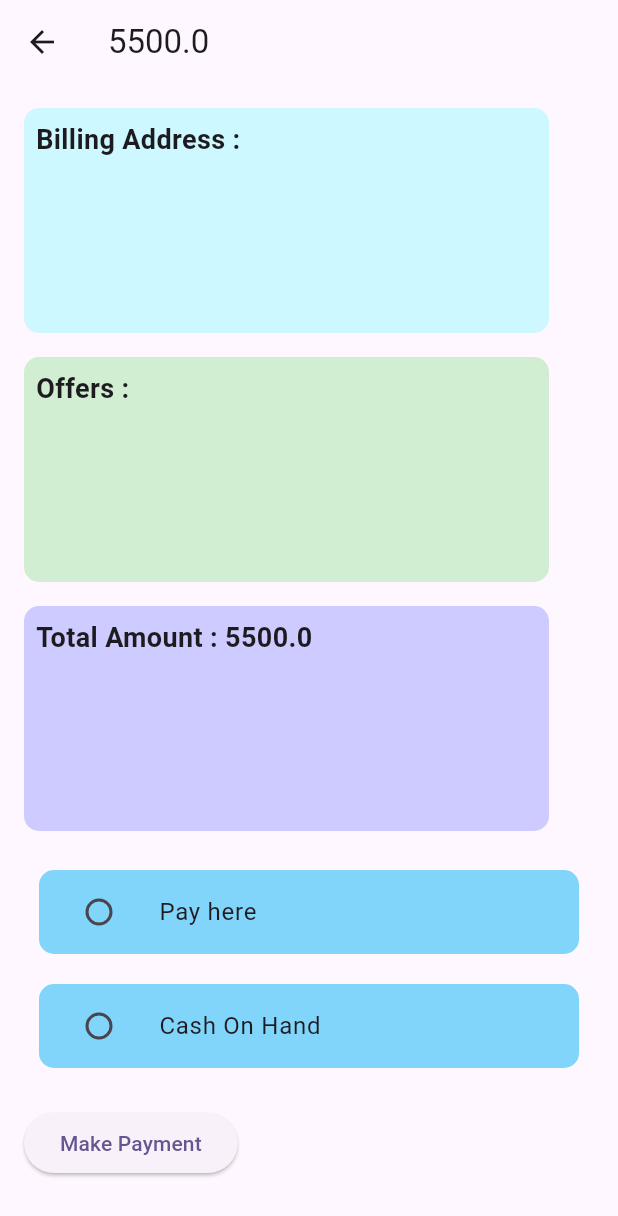
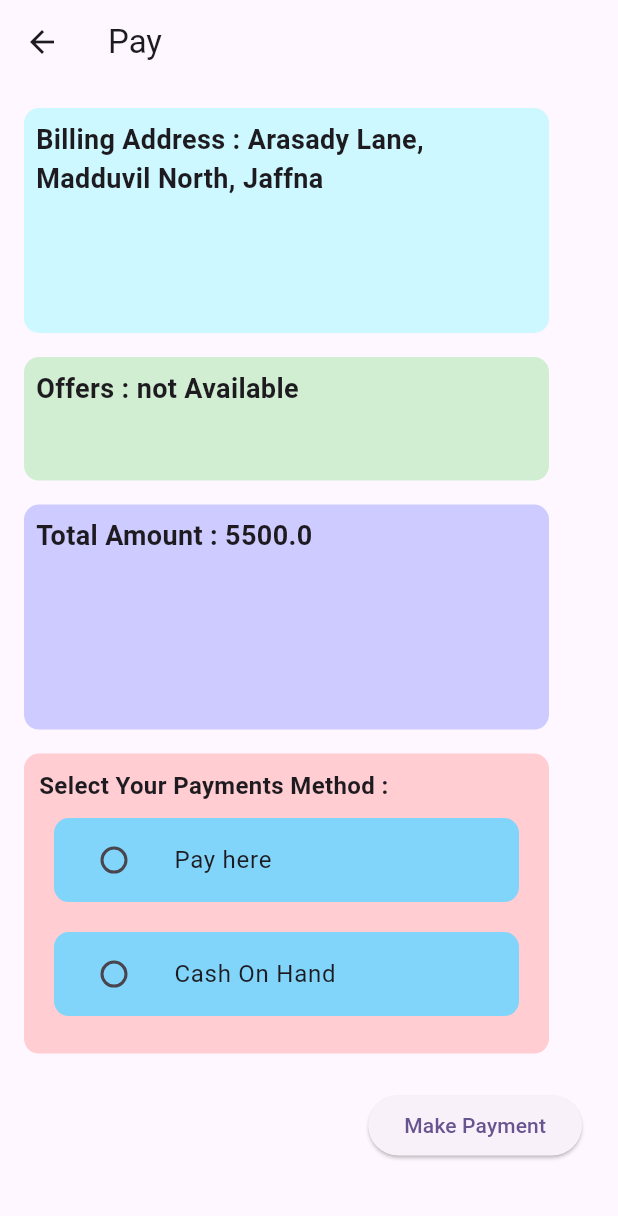
Before and after one commit to CampbellDecor/CampbellDecor, a Flutter app: the CheckOutScreen screen opened directly, after a tap on "Pay", on a phone screen of 412 x 824 dp. Shown: the top 1216 px of the screen. Run offline on Flutter 3.47's test engine with Material 2 defaults, Android fonts, the phone set to English and light mode, and no system bars; our stand-ins replace cloud_firestore, firebase_auth, firebase_core, firebase_database, table_calendar; accounts and stored records are empty.

Commit message:
after join organization

```diff
--- a/lib/main.dart
+++ b/lib/main.dart
@@ -1,7 +1,3 @@
-import 'package:campbelldecor/resources/loader.dart';
-import 'package:campbelldecor/screens/bookingscreen.dart';
-import 'package:campbelldecor/screens/cartscreen.dart';
-import 'package:campbelldecor/screens/eventScreen/religion.dart';
 import 'package:campbelldecor/screens/usercredential/signinscreen.dart';
 import 'package:firebase_core/firebase_core.dart';
 import 'package:flutter/material.dart';
@@ -28,7 +24,7 @@ class MyApp extends StatelessWidget {
         colorScheme: ColorScheme.fromSeed(seedColor: Colors.deepPurple),
         useMaterial3: true,
       ),
-      home: ReligionSelectScreen(),
+      home: SignInScreen(),
     );
   }
 }
--- a/lib/screens/checkoutscreen.dart
+++ b/lib/screens/checkoutscreen.dart
@@ -29,7 +29,11 @@ class _CheckOutScreenState extends State<CheckOutScreen> {
             const SizedBox(
               height: 10,
             ),
-            reuseContainerList("assets/images/logo2.png", 100, 100, "Birthday"),
+            // reuseContainerList("assets/images/logo2.png", 100, 100, "Birthday"),
+            const SizedBox(
+              height: 120,
+            ),
+
             reusePaymentContainer(5000, context, () {})
           ],
         ),
--- a/lib/screens/dateview.dart
+++ b/lib/screens/dateview.dart
@@ -22,7 +22,7 @@ Future<Set<DateTime>> getDatesFromFirestore(dynamic dates) async {
 
 class _CalendarScreenState extends State<CalendarScreen> {
   CalendarFormat _calendarFormat = CalendarFormat.month;
-  DateTime _selectedDay = DateTime.now().add(Duration(days: 7));
+  DateTime? _selectedDay;
   DateTime _focusedDay = DateTime.now().add(Duration(days: 7));
   Set<DateTime> _disabledDates = Set();
 
@@ -56,7 +56,7 @@ class _CalendarScreenState extends State<CalendarScreen> {
         children: [
           Text(
             'Selected Day = ' + _focusedDay.toString().split(" ")[0],
-            style: TextStyle(fontSize: 26, color: Colors.lightGreen[900]),
+            style: TextStyle(fontSize: 20, color: Colors.lightGreen[900]),
           ),
           TableCalendar(
             calendarFormat: _calendarFormat,
--- a/lib/screens/eventscreen/eventscreen.dart
+++ b/lib/screens/eventscreen/eventscreen.dart
@@ -35,7 +35,6 @@ class EventsScreen extends StatelessWidget {
                     padding: const EdgeInsets.fromLTRB(30, 0, 30, 0.0),
                     child: Card(
                       elevation: 5,
-                      // shadowColor: Colors.black,
                       margin: const EdgeInsets.all(10),
                       color: const Color.fromARGB(50, 260, 260, 254),
                       child: Padding(
--- a/lib/screens/paymentscreen.dart
+++ b/lib/screens/paymentscreen.dart
@@ -14,7 +14,7 @@ class _PaymentScreenState extends State<PaymentScreen> {
   Widget build(BuildContext context) {
     return Scaffold(
       appBar: AppBar(
-        title: Text(widget.price.toString()),
+        title: Text('Pay'),
       ),
       body: SingleChildScrollView(
         child: Padding(
@@ -34,7 +34,7 @@ class _PaymentScreenState extends State<PaymentScreen> {
                     child: const Padding(
                       padding: EdgeInsets.all(8.0),
                       child: Text(
-                        'Billing Address : ',
+                        'Billing Address : Arasady Lane, Madduvil North, Jaffna',
                         style: TextStyle(
                             fontSize: 18, fontWeight: FontWeight.bold),
                       ),
@@ -47,7 +47,7 @@ class _PaymentScreenState extends State<PaymentScreen> {
                 children: [
                   Container(
                     width: 350,
-                    height: 150,
+                    height: MediaQuery.of(context).size.height * 0.1,
                     decoration: BoxDecoration(
                       color: Color.fromARGB(50, 26, 200, 25),
                       borderRadius: BorderRadius.circular(10),
@@ -55,7 +55,7 @@ class _PaymentScreenState extends State<PaymentScreen> {
                     child: Padding(
                       padding: EdgeInsets.all(8.0),
                       child: Text(
-                        'Offers : ',
+                        'Offers : not Available ',
                         style: TextStyle(
                             fontSize: 18, fontWeight: FontWeight.bold),
                       ),
@@ -85,6 +85,25 @@ class _PaymentScreenState extends State<PaymentScreen> {
                 ],
               ),
               const SizedBox(height: 16),
+              Container(
+                width: 350,
+                height: 200,
+                decoration: BoxDecoration(
+                  color: Colors.red[100],
+                  borderRadius: BorderRadius.circular(10),
+                ),
+                child: Padding(
+                  padding: const EdgeInsets.all(10.0),
+                  child: Column(
+                    crossAxisAlignment: CrossAxisAlignment.start,
+                    children: [
+                      Column(
+                        children: [
+                          Text('Select Your Payments Method :',
+                              style: TextStyle(
+                                  fontSize: 16, fontWeight: FontWeight.bold))
+                        ],
+                      ),
                       Container(
                         child: Padding(
                           padding: const EdgeInsets.all(10.0),
@@ -131,12 +150,24 @@ class _PaymentScreenState extends State<PaymentScreen> {
                           ),
                         ),
                       ),
+                    ],
+                  ),
+                ),
+              ),
               const SizedBox(height: 16),
-              ElevatedButton(
+              Row(
+                mainAxisAlignment: MainAxisAlignment.end,
+                children: [
+                  Padding(
+                    padding: const EdgeInsets.all(8.0),
+                    child: ElevatedButton(
                       onPressed: () {
                         // Add payment processing logic here
                       },
                       child: const Text('Make Payment'),
+                    ),
+                  ),
+                ],
               ),
             ],
           ),
--- a/lib/screens/usercredential/signinscreen.dart
+++ b/lib/screens/usercredential/signinscreen.dart
@@ -1,7 +1,7 @@
 import 'package:campbelldecor/reusable_widgets/reusable_methods.dart';
 import 'package:campbelldecor/reusable_widgets/reusable_widgets.dart';
+import 'package:campbelldecor/screens/dateview.dart';
 import 'package:campbelldecor/screens/eventScreen/eventscreen.dart';
-import 'package:campbelldecor/screens/usercredential/resetpassword.dart';
 import 'package:campbelldecor/screens/usercredential/signupscreen.dart';
 import 'package:campbelldecor/utils/color_util.dart';
 import 'package:firebase_auth/firebase_auth.dart';
@@ -37,7 +37,7 @@ class _SignInScreenState extends State<SignInScreen> {
                 20, MediaQuery.of(context).size.height * 0.1, 20, 0),
             child: Column(
               children: <Widget>[
-                logoWidget("assets/images/logo2.png"),
+                logoWidget("assets/images/logo11.png"),
                 const SizedBox(
                   height: 30,
                 ),
@@ -97,7 +97,7 @@ class _SignInScreenState extends State<SignInScreen> {
       children: [
         GestureDetector(
           onTap: () {
-            Navication(context, ResetScreen());
+            Navication(context, CalendarScreen());
           },
           child: const Text(
             "Forget Password",
```
Also changed, not shown: lib/reusable_widgets/reusable_widgets.dart (+5 -7 lines), lib/screens/bookingscreen.dart (+34 -109 lines), lib/screens/cartscreen.dart (+9 -6 lines), assets/images/logo11.png (added), assets/images/logo22.png (added). Lines whose indentation alone changed are shown as unchanged.
